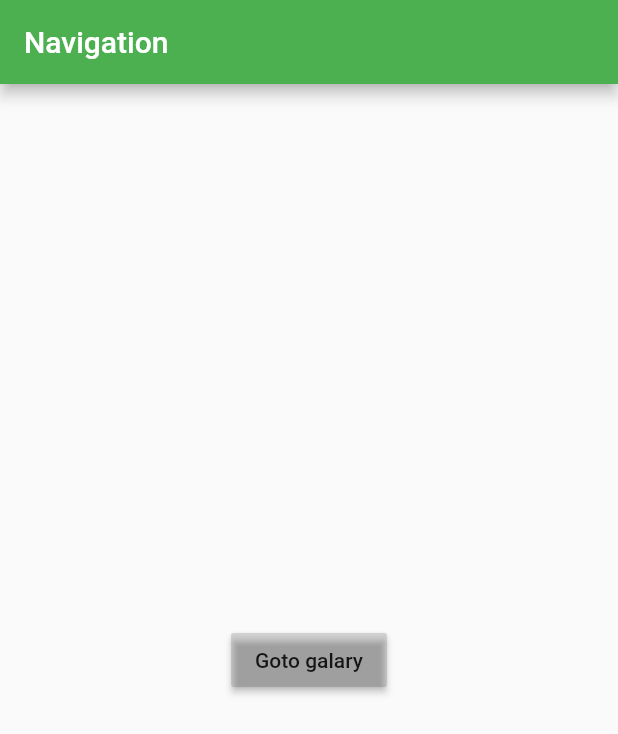
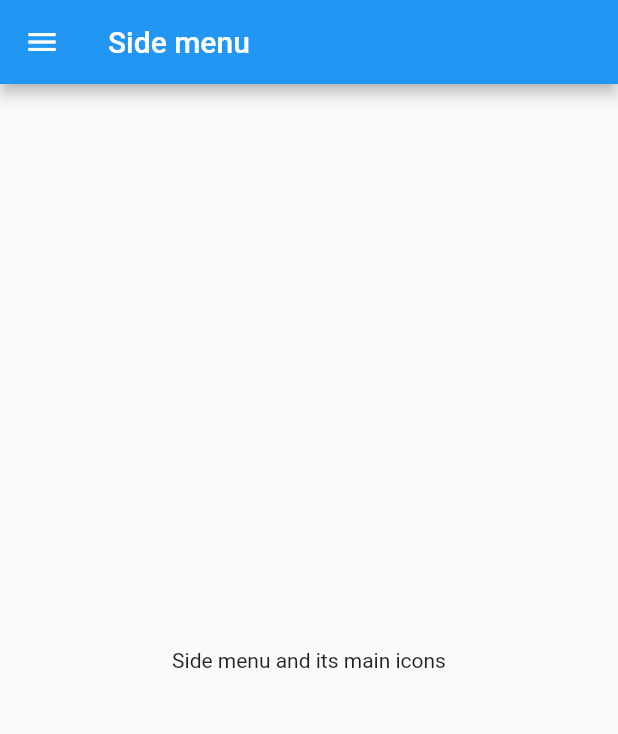
Before and after one commit to shanth5100/flutterApp, a Flutter app: the screen it shows after launch, on a phone screen of 412 x 824 dp. Shown: the top 734 px of the screen. Run offline on Flutter 3.47's test engine with Material 2 defaults, Android fonts, the phone set to English and light mode, and no system bars.

```diff
--- a/flutter_app/lib/main.dart
+++ b/flutter_app/lib/main.dart
@@ -1,8 +1,10 @@
 import 'package:flutter/material.dart';
-import 'package:flutter_app/widgets/Main.dart';
+// import 'package:flutter_app/widgets/Main.dart';
+import 'package:flutter_app/widgets/sidemenu/Sidemenu.dart';
 
 void main() {
-  runApp(MyApp());
+  runApp(Sidemenu());
+  // runApp(MyApp());
 }
 
 // class MyApp extends StatelessWidget {
--- /dev/null
+++ b/flutter_app/lib/widgets/sidemenu/Sidemenu.dart
@@ -0,0 +1,17 @@
+import 'package:flutter/material.dart';
+import 'package:flutter_app/widgets/sidemenu/Nav_Draw.dart';
+
+class Sidemenu extends StatelessWidget {
+  Widget build(BuildContext context) {
+    return MaterialApp(
+        home: Scaffold(
+      drawer: Nav_Draw(),
+      appBar: AppBar(
+        title: Text('Side menu'),
+      ),
+      body: Center(
+        child: Text("Side menu and its main icons"),
+      ),
+    ));
+  }
+}
```
Also changed, not shown: flutter_app/lib/widgets/sidemenu/Nav_Draw.dart (added, +45 -0 lines), flutter_app/lib/assets/images/Tabs success.png (added).
